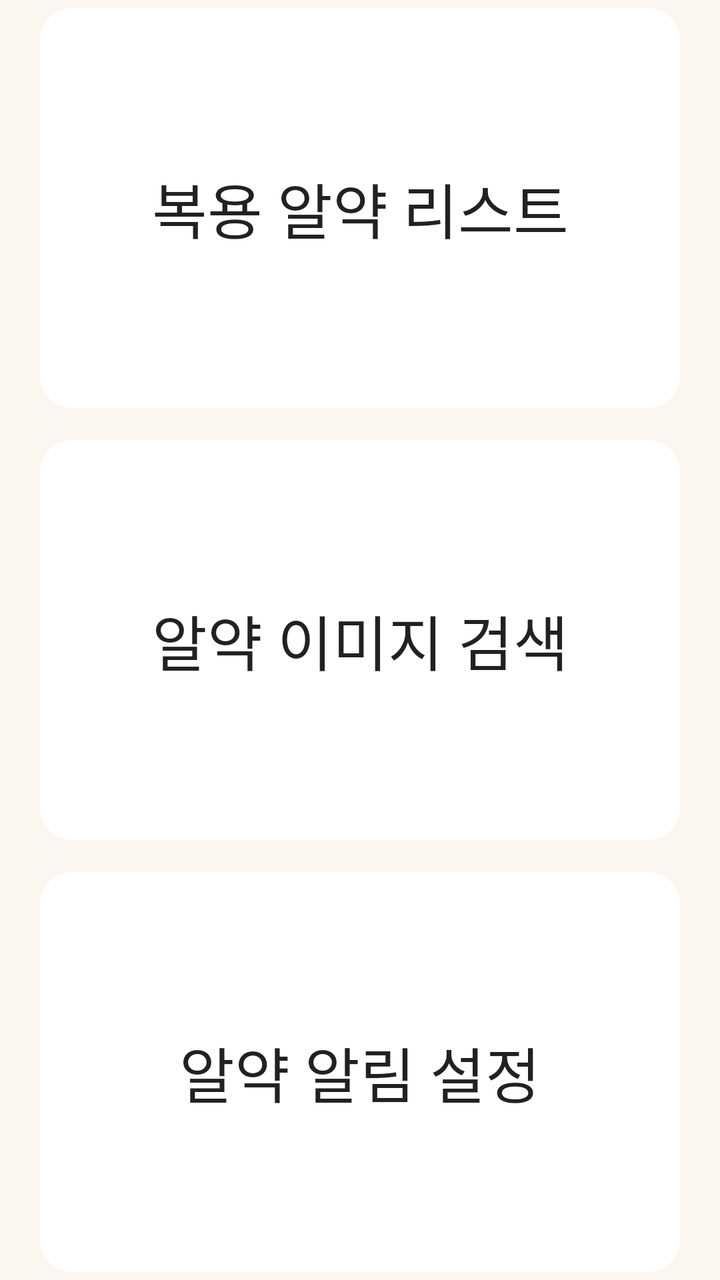
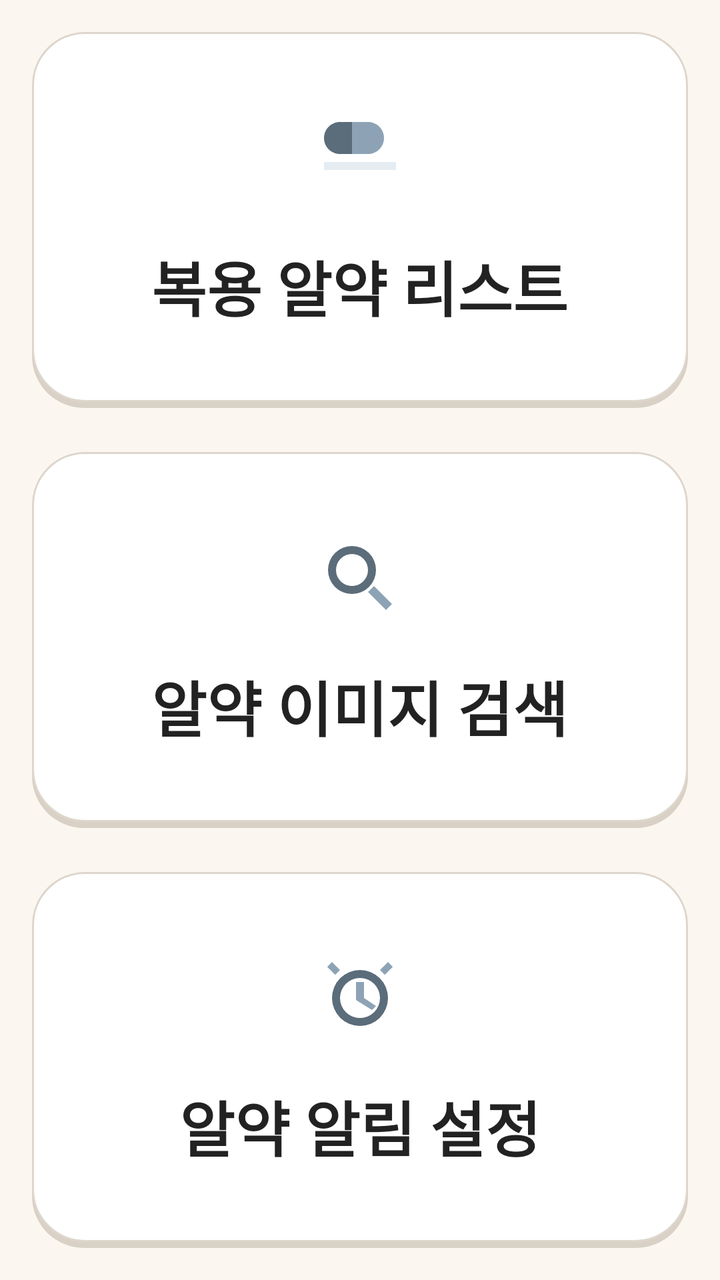

Compare the two renders of this Android layout. The source of the first and the diff that turns it into the second are given below.
<!-- AndroidManifest.xml: application theme Theme.Medicell -->
<!-- res/layout/activity_three_button.xml -->
<?xml version="1.0" encoding="utf-8"?>
<androidx.constraintlayout.widget.ConstraintLayout xmlns:android="http://schemas.android.com/apk/res/android"
    xmlns:app="http://schemas.android.com/apk/res-auto"
    xmlns:tools="http://schemas.android.com/tools"
    android:id="@+id/main"
    android:layout_width="match_parent"
    android:layout_height="match_parent"
    tools:context=".threeButton"
    android:background="@color/baseBeige">
    <LinearLayout
        android:id="@+id/button_group"
        android:layout_width="wrap_content"
        android:layout_height="wrap_content"
        android:orientation="vertical"
        android:gravity="center_horizontal"
        app:layout_constraintTop_toTopOf="parent"
        app:layout_constraintBottom_toBottomOf="parent"
        app:layout_constraintStart_toStartOf="parent"
        app:layout_constraintEnd_toEndOf="parent">

        <Button
            android:id="@+id/btn_list"
            android:layout_width="320dp"
            android:layout_height="200dp"
            android:backgroundTint="@color/white"
            android:background="@drawable/rounded_button"
            android:textSize="30dp"
            android:text="복용 알약 리스트" />

        <Button
            android:id="@+id/btn_search"
            android:layout_width="320dp"
            android:layout_height="200dp"
            android:backgroundTint="@color/white"
            android:background="@drawable/rounded_button"
            android:text="알약 이미지 검색"
            android:textSize="30dp"
            android:layout_marginTop="16dp" />

        <Button
            android:id="@+id/btn_alarm"
            android:layout_width="320dp"
            android:layout_height="200dp"
            android:backgroundTint="@color/white"
            android:background="@drawable/rounded_button"
            android:text="알약 알림 설정"
            android:textSize="30dp"
            android:layout_marginTop="16dp" />

    </LinearLayout>

</androidx.constraintlayout.widget.ConstraintLayout>
<!-- resources referenced by this layout -->
<resources>
  <color name="baseBeige">#FBF7F0</color>
  <color name="white">#FFFFFFFF</color>
  <!-- drawable rounded_button (drawable) -->
  <?xml version="1.0" encoding="utf-8"?>
  <shape xmlns:android="http://schemas.android.com/apk/res/android"
      android:shape="rectangle">
  
      <corners android:radius="16dp" />
  
  </shape>
  <style name="Theme.Medicell" parent="Theme.AppCompat.DayNight.NoActionBar">
          <item name="colorPrimary">@color/purple_500</item>
          <item name="colorPrimaryDark">@color/purple_700</item>
          <item name="colorAccent">@color/teal_200</item>
      </style>
  <color name="purple_500">#FF6200EE</color>
  <color name="purple_700">#FF3700B3</color>
  <color name="teal_200">#FF03DAC5</color>
</resources>

<!-- the commit's change to res/layout/activity_three_button.xml (unified diff, before → after) -->
@@ -5,47 +5,121 @@
     android:id="@+id/main"
     android:layout_width="match_parent"
     android:layout_height="match_parent"
-    tools:context=".threeButton"
-    android:background="@color/baseBeige">
+    android:background="@color/baseBeige"
+    tools:context=".threeButton">
+
     <LinearLayout
-        android:id="@+id/button_group"
-        android:layout_width="wrap_content"
+        android:id="@+id/menuContainer"
+        android:layout_width="0dp"
         android:layout_height="wrap_content"
+        android:layout_marginStart="16dp"
+        android:layout_marginTop="24dp"
+        android:layout_marginEnd="16dp"
+        android:layout_marginBottom="24dp"
+        android:gravity="center_horizontal"
         android:orientation="vertical"
-        android:gravity="center_horizontal"
-        app:layout_constraintTop_toTopOf="parent"
         app:layout_constraintBottom_toBottomOf="parent"
+        app:layout_constraintEnd_toEndOf="parent"
         app:layout_constraintStart_toStartOf="parent"
-        app:layout_constraintEnd_toEndOf="parent">
+        app:layout_constraintTop_toTopOf="parent">
 
-        <Button
-            android:id="@+id/btn_list"
-            android:layout_width="320dp"
-            android:layout_height="200dp"
-            android:backgroundTint="@color/white"
-            android:background="@drawable/rounded_button"
-            android:textSize="30dp"
-            android:text="복용 알약 리스트" />
+        <LinearLayout
+            android:id="@+id/card_list"
+            android:layout_width="match_parent"
+            android:layout_height="188dp"
+            android:background="@drawable/card_main_menu"
+            android:clickable="true"
+            android:focusable="true"
+            android:foreground="?attr/selectableItemBackground"
+            android:gravity="center"
+            android:orientation="vertical"
+            android:paddingStart="24dp"
+            android:paddingTop="28dp"
+            android:paddingEnd="24dp"
+            android:paddingBottom="28dp">
 
-        <Button
-            android:id="@+id/btn_search"
-            android:layout_width="320dp"
-            android:layout_height="200dp"
-            android:backgroundTint="@color/white"
-            android:background="@drawable/rounded_button"
-            android:text="알약 이미지 검색"
-            android:textSize="30dp"
-            android:layout_marginTop="16dp" />
+            <ImageView
+                android:layout_width="48dp"
+                android:layout_height="48dp"
+                android:contentDescription="복용 알약 리스트"
+                android:src="@drawable/ic_pill_menu" />
 
-        <Button
-            android:id="@+id/btn_alarm"
-            android:layout_width="320dp"
-            android:layout_height="200dp"
-            android:backgroundTint="@color/white"
-            android:background="@drawable/rounded_button"
-            android:text="알약 알림 설정"
-            android:textSize="30dp"
-            android:layout_marginTop="16dp" />
+            <TextView
+                android:layout_width="wrap_content"
+                android:layout_height="wrap_content"
+                android:layout_marginTop="18dp"
+                android:gravity="center"
+                android:text="복용 알약 리스트"
+                android:textColor="#222222"
+                android:textSize="30sp"
+                android:textStyle="bold" />
+        </LinearLayout>
+
+        <LinearLayout
+            android:id="@+id/card_search"
+            android:layout_width="match_parent"
+            android:layout_height="188dp"
+            android:layout_marginTop="22dp"
+            android:background="@drawable/card_main_menu"
+            android:clickable="true"
+            android:focusable="true"
+            android:foreground="?attr/selectableItemBackground"
+            android:gravity="center"
+            android:orientation="vertical"
+            android:paddingStart="24dp"
+            android:paddingTop="28dp"
+            android:paddingEnd="24dp"
+            android:paddingBottom="28dp">
+
+            <ImageView
+                android:layout_width="48dp"
+                android:layout_height="48dp"
+                android:contentDescription="알약 이미지 검색"
+                android:src="@drawable/ic_search_menu" />
+
+            <TextView
+                android:layout_width="wrap_content"
+                android:layout_height="wrap_content"
+                android:layout_marginTop="18dp"
+                android:gravity="center"
+                android:text="알약 이미지 검색"
+                android:textColor="#222222"
+                android:textSize="30sp"
+                android:textStyle="bold" />
+        </LinearLayout>
+
+        <LinearLayout
+            android:id="@+id/card_alarm"
+            android:layout_width="match_parent"
+            android:layout_height="188dp"
+            android:layout_marginTop="22dp"
+            android:background="@drawable/card_main_menu"
+            android:clickable="true"
+            android:focusable="true"
+            android:foreground="?attr/selectableItemBackground"
+            android:gravity="center"
+            android:orientation="vertical"
+            android:paddingStart="24dp"
+            android:paddingTop="28dp"
+            android:paddingEnd="24dp"
+            android:paddingBottom="28dp">
+
+            <ImageView
+                android:layout_width="48dp"
+                android:layout_height="48dp"
+                android:contentDescription="알약 알림 설정"
+                android:src="@drawable/ic_alarm_menu" />
+
+            <TextView
+                android:layout_width="wrap_content"
+                android:layout_height="wrap_content"
+                android:layout_marginTop="18dp"
+                android:gravity="center"
+                android:text="알약 알림 설정"
+                android:textColor="#222222"
+                android:textSize="30sp"
+                android:textStyle="bold" />
+        </LinearLayout>
 
     </LinearLayout>
 
<!-- resource entries referenced after the edit -->
@@ -1,15 +1,84 @@
 <!-- resources referenced by this layout -->
 <resources>
   <color name="baseBeige">#FBF7F0</color>
-  <color name="white">#FFFFFFFF</color>
-  <!-- drawable rounded_button (drawable) -->
+  <!-- drawable card_main_menu (drawable) -->
   <?xml version="1.0" encoding="utf-8"?>
-  <shape xmlns:android="http://schemas.android.com/apk/res/android"
-      android:shape="rectangle">
+  <layer-list xmlns:android="http://schemas.android.com/apk/res/android">
   
-      <corners android:radius="16dp" />
+      <item android:top="3dp">
+          <shape android:shape="rectangle">
+              <solid android:color="#D9D1C6" />
+              <corners android:radius="26dp" />
+          </shape>
+      </item>
   
-  </shape>
+      <item android:bottom="3dp">
+          <shape android:shape="rectangle">
+              <solid android:color="#FFFFFF" />
+              <stroke
+                  android:width="1dp"
+                  android:color="#DDD6CC" />
+              <corners android:radius="26dp" />
+          </shape>
+      </item>
+  
+  </layer-list>
+  <!-- drawable ic_alarm_menu (drawable) -->
+  <?xml version="1.0" encoding="utf-8"?>
+  <vector xmlns:android="http://schemas.android.com/apk/res/android"
+      android:width="24dp"
+      android:height="24dp"
+      android:viewportWidth="24"
+      android:viewportHeight="24">
+  
+      <path
+          android:fillColor="#5B6C7A"
+          android:pathData="M12,5a7,7 0,1 0,0 14a7,7 0,1 0,0 -14zM12,7a5,5 0,1 1,0 10a5,5 0,1 1,0 -10z" />
+  
+      <path
+          android:fillColor="#8DA3B5"
+          android:pathData="M11,8h2v4l3,2l-1,1l-4,-2.5z" />
+  
+      <path
+          android:fillColor="#8DA3B5"
+          android:pathData="M5,3l2,2l-1.2,1.2L3.8,4.2zM19,3l1.2,1.2l-2,2L17,5z" />
+  </vector>
+  <!-- drawable ic_pill_menu (drawable) -->
+  <?xml version="1.0" encoding="utf-8"?>
+  <vector xmlns:android="http://schemas.android.com/apk/res/android"
+      android:width="24dp"
+      android:height="24dp"
+      android:viewportWidth="24"
+      android:viewportHeight="24">
+  
+      <path
+          android:fillColor="#5B6C7A"
+          android:pathData="M7,3C4.79,3 3,4.79 3,7s1.79,4 4,4h3V3H7z" />
+  
+      <path
+          android:fillColor="#8DA3B5"
+          android:pathData="M14,3h-4v8h4c2.21,0 4,-1.79 4,-4s-1.79,-4 -4,-4z" />
+  
+      <path
+          android:fillColor="#E6EDF2"
+          android:pathData="M3,13h18v2H3z" />
+  </vector>
+  <!-- drawable ic_search_menu (drawable) -->
+  <?xml version="1.0" encoding="utf-8"?>
+  <vector xmlns:android="http://schemas.android.com/apk/res/android"
+      android:width="24dp"
+      android:height="24dp"
+      android:viewportWidth="24"
+      android:viewportHeight="24">
+  
+      <path
+          android:fillColor="#5B6C7A"
+          android:pathData="M10,4a6,6 0,1 0,0 12a6,6 0,1 0,0 -12zM10,6a4,4 0,1 1,0 8a4,4 0,1 1,0 -8z" />
+  
+      <path
+          android:fillColor="#8DA3B5"
+          android:pathData="M15.5,14l4.5,4.5l-1.5,1.5L14,15.5z" />
+  </vector>
   <style name="Theme.Medicell" parent="Theme.AppCompat.DayNight.NoActionBar">
           <item name="colorPrimary">@color/purple_500</item>
           <item name="colorPrimaryDark">@color/purple_700</item>
